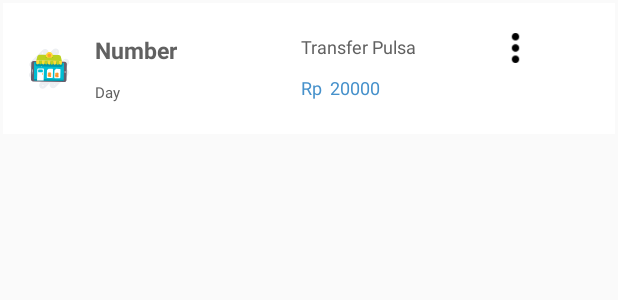
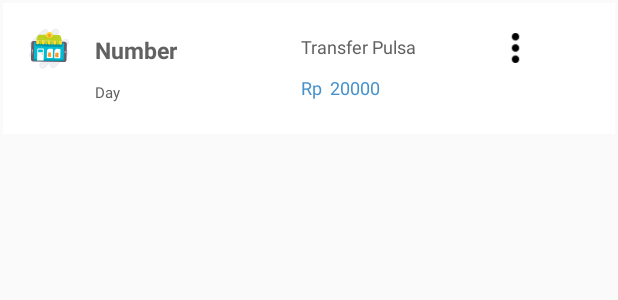
Before and after one commit to handharbeni/aloma-apps, an Android app: the layout item_history.xml on its own in the app's theme, with its tools: preview values and no code run, on a phone screen of 412 x 824 dp. Shown: the top 300 px of the screen. Run offline under Robolectric (Android 15) with nearby library versions, the phone set to English and light mode, and no system bars.

Commit message:
update_revisi

```diff
--- a/app/src/main/java/com/studio/illiyin/alomagoindonesia/Models/JSONResponse.java
+++ b/app/src/main/java/com/studio/illiyin/alomagoindonesia/Models/JSONResponse.java
@@ -12,7 +12,6 @@ public class JSONResponse {
     private boolean isOK;
     private AppInfo data;
 
-
     public AppInfo getData(){
         return data;
     }
--- a/app/src/main/res/layout/item_history.xml
+++ b/app/src/main/res/layout/item_history.xml
@@ -14,6 +14,9 @@
         android:padding="10dp"
         android:weightSum="4">
 
+        <LinearLayout
+            android:layout_width="wrap_content"
+            android:layout_height="wrap_content">
             <ImageView
                 android:id="@+id/icon_history"
                 android:layout_width="30dp"
@@ -22,6 +25,7 @@
                 android:background="@color/colorForm"
                 android:src="@drawable/icon_phone"
                 android:layout_gravity="center_vertical"/>
+        </LinearLayout>
 
     <LinearLayout
         android:layout_width="wrap_content"
@@ -39,8 +43,7 @@
             android:text="Number"
             android:textSize="15dp"
             android:layout_margin="5dp"
-            android:textStyle="bold"
-            />
+            android:textStyle="bold"/>
 
         <LinearLayout
             android:layout_width="wrap_content"
@@ -103,12 +106,16 @@
 
         </LinearLayout>
 
+        <LinearLayout
+            android:layout_width="wrap_content"
+            android:layout_height="wrap_content">
             <ImageView
                 android:layout_width="30dp"
                 android:layout_height="20dp"
                 android:layout_margin="10dp"
-            android:src="@drawable/show_more" />
-
+                android:src="@drawable/show_more"
+                />
+        </LinearLayout>
 
     </LinearLayout>
 
```
Also changed, not shown: app/src/main/java/com/studio/illiyin/alomagoindonesia/Adapter/KabarAdapter.java (+2 -13 lines), app/src/main/java/com/studio/illiyin/alomagoindonesia/DetailKabarActivity.java (+18 -12 lines), app/src/main/java/com/studio/illiyin/alomagoindonesia/MenuTab/SignIn.java (+36 -25 lines), app/src/main/java/com/studio/illiyin/alomagoindonesia/service/RrequestInterface.java (+6 -2 lines). Lines whose indentation alone changed are shown as unchanged.
